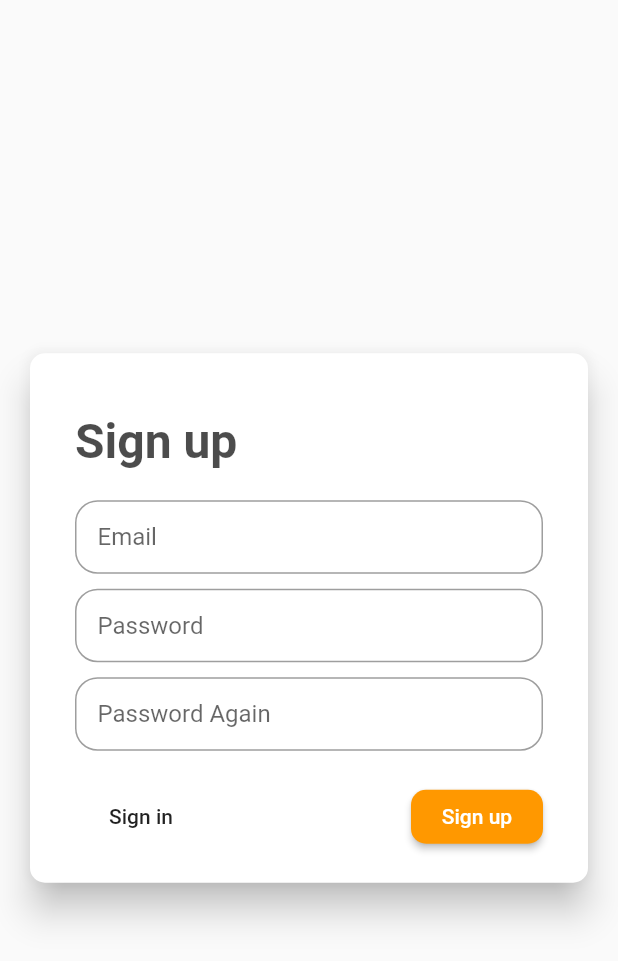
After one commit to evrenvural/question-what-chat-app, a Flutter app: the screen it shows after launch, after a tap on "Sign up", on a phone screen of 412 x 824 dp. The commit adds this screen. Shown: the top 961 px of the screen. Run offline on Flutter 3.47's test engine with Material 2 defaults, Android fonts, the phone set to English and light mode, and no system bars; our stand-ins replace firebase_auth; accounts and stored records are empty.

Commit message:
Completed signin and signup feature

```diff
--- a/lib/main.dart
+++ b/lib/main.dart
@@ -1,9 +1,11 @@
+import 'package:firebase_auth/firebase_auth.dart';
 import 'package:flutter/material.dart';
 
 import 'package:group_6/core/route_names.dart';
+import 'package:group_6/service/myauth.dart';
 import 'package:group_6/views/chat_view.dart';
 import 'package:group_6/views/home_view.dart';
-import 'package:group_6/views/login_view.dart';
+import 'package:group_6/views/signin/sign_in_page.dart';
 import 'package:group_6/views/welcome_view.dart';
 
 void main() => runApp(MyApp());
@@ -13,13 +15,29 @@ class MyApp extends StatelessWidget {
   Widget build(BuildContext context) {
     return MaterialApp(
       title: 'Material App',
-      home: WelcomeView(),
+      home: FutureBuilder(
+        future: getUser(),
+        builder: (context, snapshot) {
+          if (snapshot.connectionState == ConnectionState.done) {
+            if (snapshot.data == null) {
+              return SigninPage();
+            } else {
+              return HomeView();
+            }
+          }
+          return CircularProgressIndicator();
+        },
+      ),
       routes: {
         RouteNames.WELCOME: (context) => WelcomeView(),
-        RouteNames.LOGIN: (context) => LoginView(),
+        RouteNames.LOGIN: (context) => SigninPage(),
         RouteNames.HOME: (context) => HomeView(),
         RouteNames.CHAT: (context) => ChatView(),
       },
     );
   }
+
+  Future<FirebaseUser> getUser() async {
+    return await MyAuth().getCurrentUser();
+  }
 }
--- /dev/null
+++ b/lib/service/myauth.dart
@@ -0,0 +1,43 @@
+
+import 'package:firebase_auth/firebase_auth.dart';
+
+///
+/// https://medium.com/flutterpub/flutter-how-to-do-user-login-with-firebase-a6af760b14d5
+///
+
+class MyAuth {
+  final FirebaseAuth _firebaseAuth = FirebaseAuth.instance;
+
+  Future<String> signIn(String email, String password) async {
+    AuthResult result = await _firebaseAuth.signInWithEmailAndPassword(
+        email: email, password: password);
+    FirebaseUser user = result.user;
+    return user.uid;
+  }
+
+  Future<String> signUp(String email, String password) async {
+    AuthResult result = await _firebaseAuth.createUserWithEmailAndPassword(
+        email: email, password: password);
+    FirebaseUser user = result.user;
+    return user.uid;
+  }
+
+  Future<FirebaseUser> getCurrentUser() async {
+    FirebaseUser user = await _firebaseAuth.currentUser();
+    return user;
+  }
+
+  Future<void> signOut() async {
+    return _firebaseAuth.signOut();
+  }
+
+  Future<void> sendEmailVerification() async {
+    FirebaseUser user = await _firebaseAuth.currentUser();
+    user.sendEmailVerification();
+  }
+
+  Future<bool> isEmailVerified() async {
+    FirebaseUser user = await _firebaseAuth.currentUser();
+    return user.isEmailVerified;
+  }
+}
--- /dev/null
+++ b/lib/views/signin/sign_base.dart
@@ -0,0 +1,76 @@
+import 'package:flutter/cupertino.dart';
+import 'package:flutter/material.dart';
+
+abstract class SignBase<T extends StatefulWidget> extends State<T> {
+  Card buildCard(Widget child) {
+    return Card(
+      shape: RoundedRectangleBorder(borderRadius: BorderRadius.circular(10)),
+      elevation: 10,
+      margin: EdgeInsets.fromLTRB(20, 0, 20, 0),
+      child: Padding(
+        padding: const EdgeInsets.fromLTRB(30, 40, 30, 20),
+        child: Form(
+          child: child,
+        ),
+      ),
+    );
+  }
+
+  Align buildTitle(String title) {
+    return Align(
+      alignment: Alignment.centerLeft,
+      child: Text(
+        title,
+        style: TextStyle(
+          fontSize: 32,
+          color: Colors.black.withOpacity(0.7),
+          fontWeight: FontWeight.bold,
+        ),
+      ),
+    );
+  }
+
+  TextFormField buildTextFormField(
+    String hintText,
+    Function(String text) onChange, {
+    TextInputType keyboardType = TextInputType.text,
+    bool obscureText = false,
+  }) {
+    return TextFormField(
+      onChanged: onChange,
+      keyboardType: keyboardType,
+      obscureText: obscureText,
+      decoration: InputDecoration(
+        contentPadding: EdgeInsets.all(15),
+        hintText: hintText,
+        isDense: true,
+        border: OutlineInputBorder(
+          borderRadius: BorderRadius.circular(15),
+        ),
+      ),
+    );
+  }
+
+  RaisedButton buildButton(String text, Color color, Function() onTab) {
+    return RaisedButton(
+      shape: RoundedRectangleBorder(borderRadius: BorderRadius.circular(10)),
+      color: color,
+      onPressed: onTab,
+      child: Text(
+        text,
+        style: TextStyle(color: Colors.white),
+      ),
+    );
+  }
+
+  FlatButton buildFlatButton(String text, Function() onTab) {
+    return FlatButton(onPressed: onTab, child: Text(text));
+  }
+
+  Widget buildBottomRow(List<Widget> children) {
+    return Row(
+      mainAxisAlignment: MainAxisAlignment.spaceBetween,
+      children: children,
+    );
+  }
+}
--- /dev/null
+++ b/lib/views/signin/sign_in_page.dart
@@ -0,0 +1,86 @@
+import 'package:flutter/material.dart';
+import 'package:flutter/widgets.dart';
+import 'package:group_6/core/route_names.dart';
+import 'package:group_6/service/myauth.dart';
+import 'package:group_6/views/signin/sign_base.dart';
+import 'package:group_6/views/signin/sign_up_page.dart';
+
+class SigninPage extends StatefulWidget {
+  SigninPage({Key key}) : super(key: key);
+
+  @override
+  _SigninPageState createState() => _SigninPageState();
+}
+
+class _SigninPageState extends SignBase<SigninPage> {
+  String email = "", password = "";
+
+  void onSigninTap() async {
+    await MyAuth().signIn(email, password);
+    var user = await MyAuth().getCurrentUser();
+
+    if (user != null) {
+      Navigator.of(context).pushNamed(RouteNames.HOME);
+    }
+  }
+
+  void onSignupTap() {
+    Navigator.of(context).pushReplacement(
+      MaterialPageRoute(
+        builder: (context) {
+          return SignupPage();
+        },
+      ),
+    );
+  }
+
+  void onChangeEmail(String text) {
+    setState(() {
+      email = text;
+    });
+  }
+
+  void onChangePassword(String text) {
+    setState(() {
+      password = text;
+    });
+  }
+
+  @override
+  Widget build(BuildContext context) {
+    return SafeArea(
+      child: Scaffold(
+        body: Center(
+          child: buildCard(buildFormContent()),
+        ),
+      ),
+    );
+  }
+
+  Column buildFormContent() {
+    return Column(
+      mainAxisSize: MainAxisSize.min,
+      children: <Widget>[
+        buildTitle("Sign in"),
+        SizedBox(height: 20),
+        buildTextFormField(
+          "Email",
+          onChangeEmail,
+          keyboardType: TextInputType.emailAddress,
+        ),
+        SizedBox(height: 10),
+        buildTextFormField(
+          "Password",
+          onChangePassword,
+          keyboardType: TextInputType.text,
+          obscureText: true,
+        ),
+        SizedBox(height: 20),
+        buildBottomRow([
+          buildFlatButton("Sign up", onSignupTap),
+          buildButton("Sign in", Colors.orange, onSigninTap),
+        ]),
+      ],
+    );
+  }
+}
--- /dev/null
+++ b/lib/views/signin/sign_up_page.dart
@@ -0,0 +1,99 @@
+import 'package:flutter/material.dart';
+import 'package:flutter/widgets.dart';
+import 'package:group_6/core/route_names.dart';
+import 'package:group_6/service/myauth.dart';
+import 'package:group_6/views/signin/sign_base.dart';
+import 'package:group_6/views/signin/sign_in_page.dart';
+
+class SignupPage extends StatefulWidget {
+  SignupPage({Key key}) : super(key: key);
+
+  @override
+  _SignupPageState createState() => _SignupPageState();
+}
+
+class _SignupPageState extends SignBase<SignupPage> {
+  String email = "", password1 = "", password2 = "";
+
+  void onSignupTap() async {
+    if (password1 == password2) {
+      var userId = await MyAuth().signUp(email, password1);
+      if (userId != null) {
+        Navigator.of(context).pushNamed(RouteNames.HOME);
+      }
+    } else {}
+  }
+
+  void onSigninTap() {
+    Navigator.of(context).pushReplacement(
+      MaterialPageRoute(
+        builder: (context) {
+          return SigninPage();
+        },
+      ),
+    );
+  }
+
+  void onChangeEmail(String text) {
+    setState(() {
+      email = text;
+    });
+  }
+
+  void onChangePassword1(String text) {
+    setState(() {
+      password1 = text;
+    });
+  }
+
+  void onChangePassword2(String text) {
+    setState(() {
+      password2 = text;
+    });
+  }
+
+  @override
+  Widget build(BuildContext context) {
+    return SafeArea(
+      child: Scaffold(
+        body: Center(
+          child: buildCard(buildFormContent()),
+        ),
+      ),
+    );
+  }
+
+  Column buildFormContent() {
+    return Column(
+      mainAxisSize: MainAxisSize.min,
+      children: <Widget>[
+        buildTitle("Sign up"),
+        SizedBox(height: 20),
+        buildTextFormField(
+          "Email",
+          onChangeEmail,
+          keyboardType: TextInputType.emailAddress,
+        ),
+        SizedBox(height: 10),
+        buildTextFormField(
+          "Password",
+          onChangePassword1,
+          keyboardType: TextInputType.text,
+          obscureText: true,
+        ),
+        SizedBox(height: 10),
+        buildTextFormField(
+          "Password Again",
+          onChangePassword2,
+          keyboardType: TextInputType.text,
+          obscureText: true,
+        ),
+        SizedBox(height: 20),
+        buildBottomRow([
+          buildFlatButton("Sign in", onSigninTap),
+          buildButton("Sign up", Colors.orange, onSignupTap),
+        ]),
+      ],
+    );
+  }
+}
```
Also changed, not shown: lib/core/widgets/appbar_widget.dart (+14 -0 lines).
